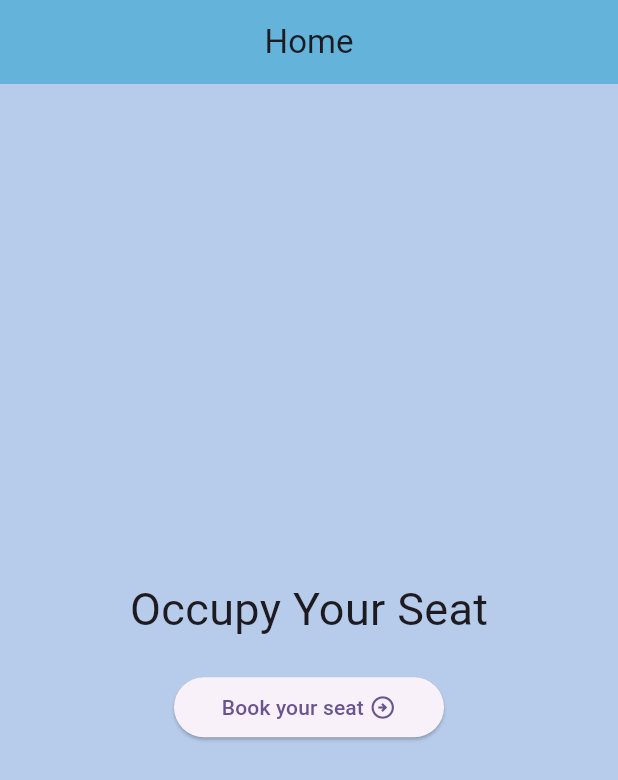
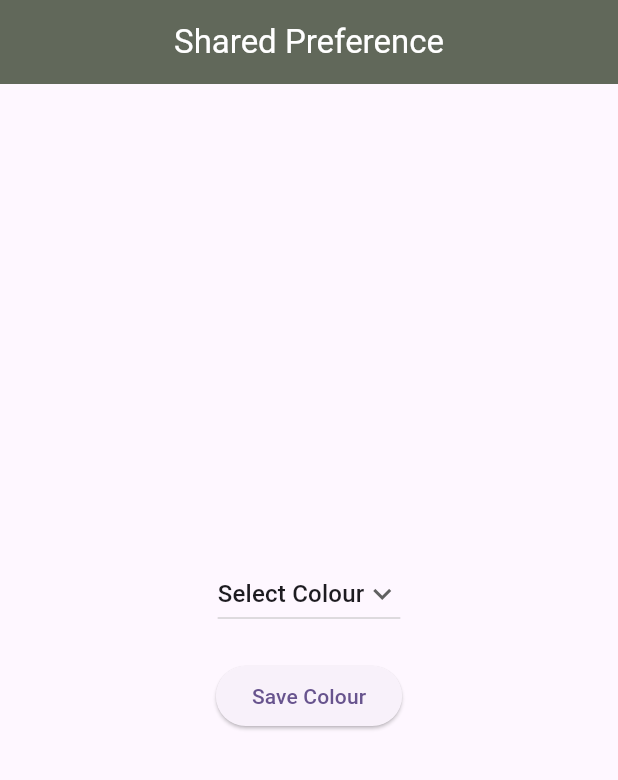
Before and after one commit to heyyashid/flutter-space, a Flutter app: the screen it shows after launch, on a phone screen of 412 x 824 dp. Shown: the top 780 px of the screen. Run offline on Flutter 3.47's test engine with Material 3 defaults, Android fonts, the phone set to English and light mode, and no system bars; our stand-ins replace fluttertoast, image_picker, shared_preferences; key blocks and very long unbroken strings in the code were emptied for the run.

Commit message:
09-10-24-task

```diff
--- /dev/null
+++ b/lib/09-10-24-task/shared_preference.dart
@@ -0,0 +1,108 @@
+import 'package:flutter/material.dart';
+import 'package:shared_preferences/shared_preferences.dart';
+
+class Preference extends StatefulWidget {
+  Preference({super.key});
+
+  @override
+  State<Preference> createState() => _PreferenceState();
+}
+
+class _PreferenceState extends State<Preference> {
+  String dropdownValue = "select colour";
+  String? _savedColor;
+
+  @override
+  void initState() {
+    super.initState();
+    _loadSavedColor();
+  }
+
+  // Load the saved color from SharedPreferences
+  Future<void> _loadSavedColor() async {
+    SharedPreferences prefs = await SharedPreferences.getInstance();
+    setState(() {
+      _savedColor = prefs.getString('color') ?? "select colour";
+      dropdownValue = _savedColor!;  // Ensure the dropdown reflects the saved color
+    });
+  }
+
+  // Save the selected color to SharedPreferences
+  Future<void> _saveColor() async {
+    if (dropdownValue != "select colour") {
+      SharedPreferences prefs = await SharedPreferences.getInstance();
+      await prefs.setString('color', dropdownValue); // Save selected color
+      setState(() {
+        _savedColor = dropdownValue;  // Update the saved color
+      });
+      ScaffoldMessenger.of(context).showSnackBar(
+        SnackBar(content: Text('Color Saved: $dropdownValue'))
+      );
+    } else {
+      ScaffoldMessenger.of(context).showSnackBar(
+        const SnackBar(content: Text('Please select a valid color'))
+      );
+    }
+  }
+
+  @override
+  Widget build(BuildContext context) {
+    return Scaffold(
+      appBar: AppBar(
+        backgroundColor: const Color.fromARGB(255, 97, 104, 90),
+        title: const Center(
+          child: Text(
+            "Shared Preference",
+            style: TextStyle(color: Colors.white),
+          ),
+        ),
+      ),
+      body: Center(
+        child: Column(
+          mainAxisAlignment: MainAxisAlignment.center,
+          children: [
+            DropdownButton<String>(
+              value: dropdownValue,
+              icon: const Icon(Icons.keyboard_arrow_down),
+              items: const [
+                DropdownMenuItem<String>(
+                  value: "select colour",
+                  child: Text("Select Colour"),
+                ),
+                DropdownMenuItem<String>(
+                  value: "Red",
+                  child: Text("Red"),
+                ),
+                DropdownMenuItem<String>(
+                  value: "Green",
+                  child: Text("Green"),
+                ),
+                DropdownMenuItem<String>(
+                  value: "Blue",
+                  child: Text("Blue"),
+                ),
+                DropdownMenuItem<String>(
+                  value: "Yellow",
+                  child: Text("Yellow"),
+                ),
+              ],
+              onChanged: (String? newValue) {
+                setState(() {
+                  dropdownValue = newValue!;
+                });
+              },
+            ),
+            const SizedBox(height: 20),
+            ElevatedButton(
+              onPressed: _saveColor,
+              child: const Text('Save Colour'),
+            ),
+            const SizedBox(height: 20),
+            if (_savedColor != "select colour")
+              Text('Saved Colour: $_savedColor', style: const TextStyle(fontSize: 20)),
+          ],
+        ),
+      ),
+    );
+  }
+}
--- a/lib/main.dart
+++ b/lib/main.dart
@@ -3,11 +3,13 @@ import 'package:sample/02-10-24-task/profile.dart';
 import 'package:sample/03-10-24-task/bus_booking.dart';
 import 'package:sample/03-10-24-task/confirmpage.dart';
 import 'package:sample/03-10-24-task/homepage.dart';
+import 'package:sample/09-10-24-task/shared_preference.dart';
 import 'package:sample/17-09-24_task/chessboard.dart';
 import 'package:sample/30-09-24-task/firstpage.dart';
 import 'package:sample/27-09-24-task/home.dart';
 import 'package:sample/27-09-24-task/login.dart';
 import 'package:sample/30-09-24-task/secondpage.dart';
+import 'package:sample/alertdialog.dart';
 import 'package:sample/navigation/home.dart';
 import 'package:sample/navigation/screen-a.dart';
 import 'package:sample/navigation/screen-b.dart';
@@ -33,14 +35,14 @@ class MyApp extends StatelessWidget {
         colorScheme: ColorScheme.fromSeed(seedColor: Colors.deepPurple),
         useMaterial3: true,
       ),
-      routes: {
-       "busbooking" :(context )=>BookingPage(),
-      "confirmpage" :(context )=>ConfirmPage(),
-    "homepage":(context)=>HomePage1()
-     },
-     initialRoute: "homepage",
+    //   routes: {
+    //    "busbooking" :(context )=>BookingPage(),
+    //   "confirmpage" :(context )=>ConfirmPage(),
+    // "homepage":(context)=>HomePage1()
+    //  },
+    //  initialRoute: "homepage",
 
-      // home:Profile()
+      home:Preference(),
     );
   }
 }
--- a/pubspec.yaml
+++ b/pubspec.yaml
@@ -30,12 +30,16 @@ environment:
 dependencies:
   flutter:
     sdk: flutter
+    # dropdown_button2: ^2.1.0
 
 
   # The following adds the Cupertino Icons font to your application.
   # Use with the CupertinoIcons class for iOS style icons.
   cupertino_icons: ^1.0.8
   fluttertoast: ^8.2.8
+  image_picker: ^1.1.2
+  path_provider: ^2.1.4
+  shared_preferences: ^2.3.2
 
 dev_dependencies:
   flutter_test:
```
Also changed, not shown: lib/alertdialog.dart (added, +89 -0 lines), pubspec.lock, 5 other files.
